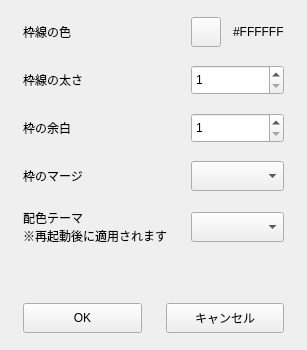
This is difference_viewer/resources/prefs_window.ui in blue-no/difference-viewer as Qt 5 draws it before an edit. The edited form follows.
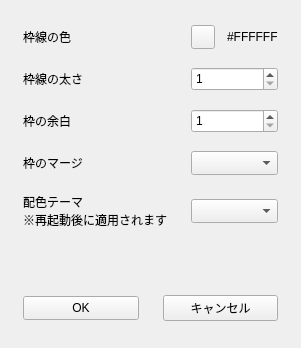
This is the edited form.

Commit message: Modify widget size

```diff
--- a/difference_viewer/resources/prefs_window.ui
+++ b/difference_viewer/resources/prefs_window.ui
@@ -78,7 +78,7 @@
        <property name="minimumSize">
         <size>
          <width>80</width>
-         <height>30</height>
+         <height>24</height>
         </size>
        </property>
        <property name="minimum">
@@ -126,7 +126,7 @@
        <property name="minimumSize">
         <size>
          <width>80</width>
-         <height>30</height>
+         <height>24</height>
         </size>
        </property>
        <property name="minimum">
@@ -142,7 +142,7 @@
        <property name="minimumSize">
         <size>
          <width>80</width>
-         <height>30</height>
+         <height>24</height>
         </size>
        </property>
       </widget>
@@ -156,14 +156,14 @@
         <widget class="QPushButton" name="btnLineColor">
          <property name="minimumSize">
           <size>
-           <width>30</width>
-           <height>30</height>
+           <width>24</width>
+           <height>24</height>
           </size>
          </property>
          <property name="maximumSize">
           <size>
-           <width>30</width>
-           <height>30</height>
+           <width>24</width>
+           <height>24</height>
           </size>
          </property>
          <property name="text">
@@ -191,7 +191,7 @@
        <property name="minimumSize">
         <size>
          <width>80</width>
-         <height>30</height>
+         <height>24</height>
         </size>
        </property>
       </widget>
@@ -255,7 +255,7 @@
        <property name="minimumSize">
         <size>
          <width>80</width>
-         <height>30</height>
+         <height>24</height>
         </size>
        </property>
        <property name="text">
@@ -274,7 +274,7 @@
        <property name="minimumSize">
         <size>
          <width>80</width>
-         <height>30</height>
+         <height>24</height>
         </size>
        </property>
        <property name="text">
```
The commit also changes 3 other files.
